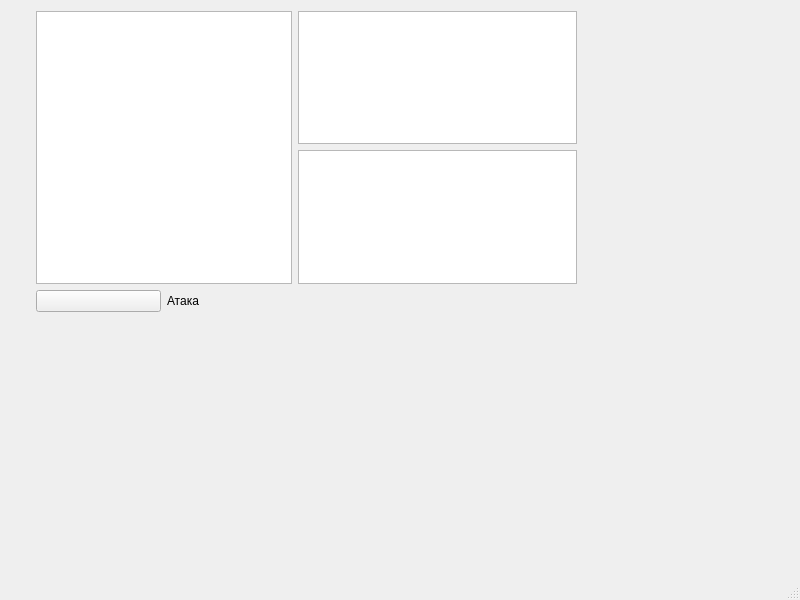
The window that faitwindow.ui (KomandaB/-1) describes before a commit, drawn with Qt 5.
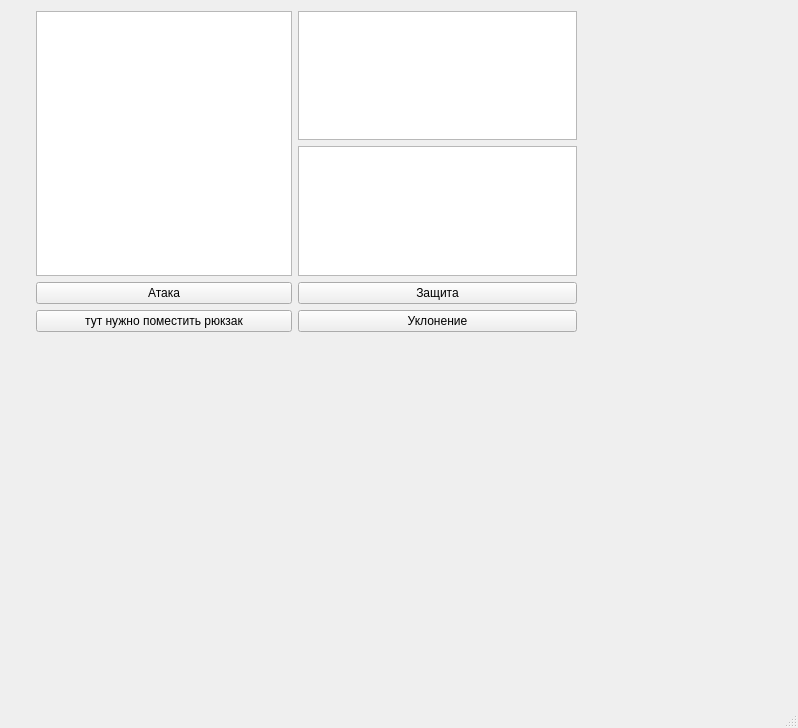
The same window after the commit.

Patch:
```diff
--- a/faitwindow.ui
+++ b/faitwindow.ui
@@ -6,8 +6,8 @@
    <rect>
     <x>0</x>
     <y>0</y>
-    <width>800</width>
-    <height>600</height>
+    <width>798</width>
+    <height>728</height>
    </rect>
   </property>
   <property name="windowTitle">
@@ -20,21 +20,17 @@
       <x>36</x>
       <y>11</y>
       <width>541</width>
-      <height>301</height>
+      <height>321</height>
      </rect>
     </property>
     <layout class="QGridLayout" name="gridLayout">
-     <item row="2" column="1">
-      <widget class="QLabel" name="label">
-       <property name="text">
-        <string>Атака</string>
-       </property>
-      </widget>
+     <item row="0" column="0" rowspan="2" colspan="2">
+      <widget class="QTextEdit" name="Textbatlle"/>
      </item>
-     <item row="2" column="0">
+     <item row="2" column="0" colspan="2">
       <widget class="QPushButton" name="btn_ataka">
        <property name="text">
-        <string/>
+        <string>Атака</string>
        </property>
       </widget>
      </item>
@@ -44,8 +40,26 @@
      <item row="0" column="2">
       <widget class="QTextEdit" name="PlayertextEdit"/>
      </item>
-     <item row="0" column="0" rowspan="2" colspan="2">
-      <widget class="QPlainTextEdit" name="plainTextEdit"/>
+     <item row="2" column="2">
+      <widget class="QPushButton" name="def">
+       <property name="text">
+        <string>Защита</string>
+       </property>
+      </widget>
+     </item>
+     <item row="3" column="0" colspan="2">
+      <widget class="QPushButton" name="bag">
+       <property name="text">
+        <string>тут нужно поместить рюкзак</string>
+       </property>
+      </widget>
+     </item>
+     <item row="3" column="2">
+      <widget class="QPushButton" name="miss">
+       <property name="text">
+        <string>Уклонение</string>
+       </property>
+      </widget>
      </item>
     </layout>
    </widget>
```
Left out of the diff: 4 changed lines with no effect on the pictures.
